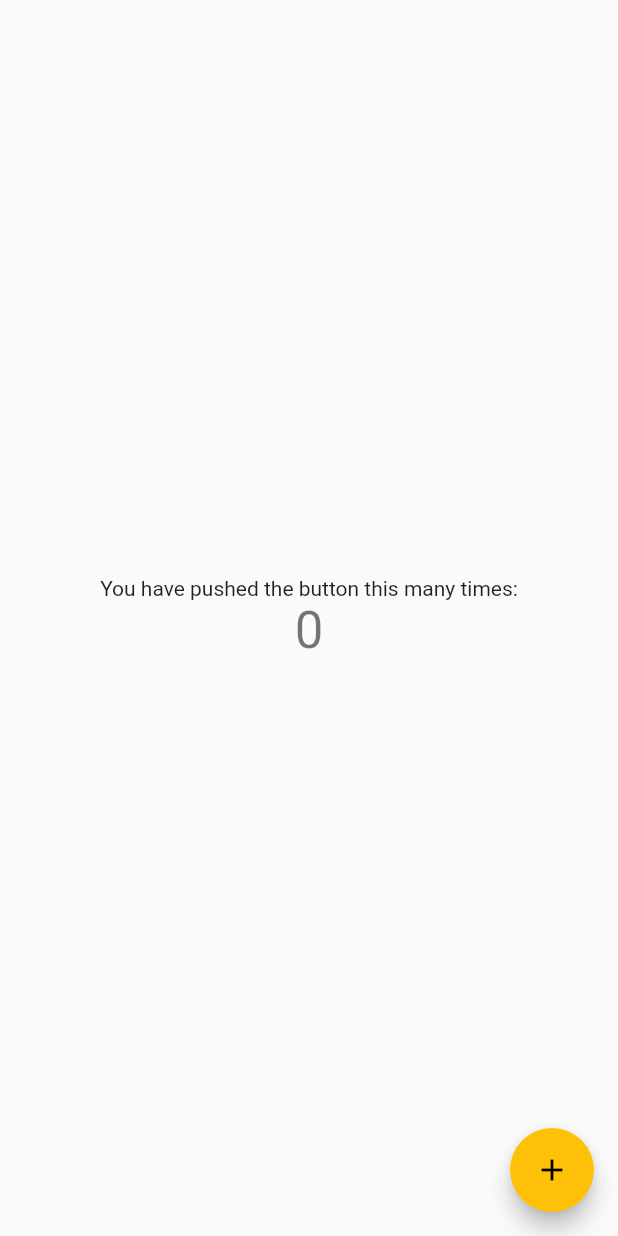
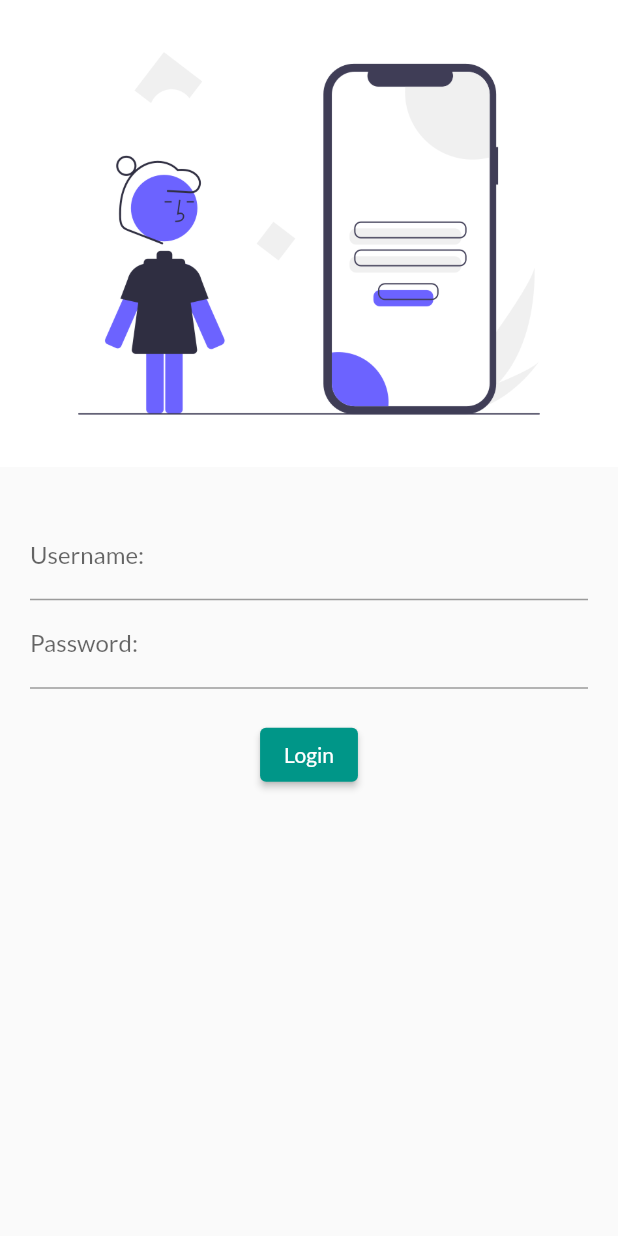
Before and after one commit to tahmid56/FlutterTutorial2, a Flutter app: the screen it shows after launch, on a phone screen of 412 x 824 dp. Run offline on Flutter 3.47's test engine with Material 2 defaults, Android fonts, the phone set to English and light mode, and no system bars; our stand-ins replace google_fonts.

Commit message:
day 4 completed

```diff
--- a/lib/main.dart
+++ b/lib/main.dart
@@ -1,4 +1,7 @@
 import 'package:flutter/material.dart';
+import 'package:google_fonts/google_fonts.dart';
+import 'package:tutorial2/pages/home_page.dart';
+import 'package:tutorial2/pages/login_page.dart';
 
 void main() {
   runApp(const MyApp());
@@ -7,59 +10,18 @@ void main() {
 class MyApp extends StatelessWidget {
   const MyApp({Key? key}) : super(key: key);
 
-  // This widget is the root of your application.
   @override
   Widget build(BuildContext context) {
     return MaterialApp(
-      title: 'Flutter Demo',
       theme: ThemeData(
-        primarySwatch: Colors.amber,
+        primarySwatch: Colors.teal,
+        fontFamily: GoogleFonts.lato().fontFamily,
       ),
-      home: const MyHomePage(title: 'Flutter Demo Home Page'),
+      initialRoute: "/",
+      routes: {
+        "/": (context) => LoginPage(),
+        "/home": (context) => Homepage(),
+      },
     );
   }
 }
-
-class MyHomePage extends StatefulWidget {
-  const MyHomePage({Key? key, required this.title}) : super(key: key);
-
-  final String title;
-
-  @override
-  State<MyHomePage> createState() => _MyHomePageState();
-}
-
-class _MyHomePageState extends State<MyHomePage> {
-  int _counter = 0;
-
-  void _incrementCounter() {
-    setState(() {
-      _counter++;
-    });
-  }
-
-  @override
-  Widget build(BuildContext context) {
-    return Scaffold(
-      body: Center(
-        child: Column(
-          mainAxisAlignment: MainAxisAlignment.center,
-          children: <Widget>[
-            const Text(
-              'You have pushed the button this many times:',
-            ),
-            Text(
-              '$_counter',
-              style: Theme.of(context).textTheme.headline4,
-            ),
-          ],
-        ),
-      ),
-      floatingActionButton: FloatingActionButton(
-        onPressed: _incrementCounter,
-        tooltip: 'Increment',
-        child: const Icon(Icons.add),
-      ), // This trailing comma makes auto-formatting nicer for build methods.
-    );
-  }
-}
--- /dev/null
+++ b/lib/pages/home_page.dart
@@ -0,0 +1,20 @@
+import 'package:flutter/material.dart';
+
+class Homepage extends StatelessWidget {
+  const Homepage({Key? key}) : super(key: key);
+
+  @override
+  Widget build(BuildContext context) {
+    String name = "Tahmid";
+
+    return Scaffold(
+      appBar: AppBar(
+        title: Text("Welcome $name"),
+      ),
+      body: Center(
+        child: Text('Hello $name'),
+      ),
+      drawer: Drawer(),
+    );
+  }
+}
--- /dev/null
+++ b/lib/pages/login_page.dart
@@ -0,0 +1,52 @@
+import 'package:flutter/material.dart';
+
+class LoginPage extends StatelessWidget {
+  const LoginPage({Key? key}) : super(key: key);
+
+  @override
+  Widget build(BuildContext context) {
+    return Material(
+      child: Column(
+        children: [
+          Image.asset(
+            "assets/images/login_icon.png",
+            fit: BoxFit.cover,
+          ),
+          SizedBox(
+            height: 20.0,
+          ),
+          Padding(
+            padding:
+                const EdgeInsets.symmetric(horizontal: 20.0, vertical: 10.0),
+            child: Column(
+              children: [
+                TextFormField(
+                  decoration: InputDecoration(
+                    hintText: "Enter Username",
+                    labelText: "Username:",
+                  ),
+                ),
+                TextFormField(
+                  obscureText: true,
+                  decoration: InputDecoration(
+                    hintText: "Enter Password",
+                    labelText: "Password:",
+                  ),
+                ),
+                SizedBox(
+                  height: 20.0,
+                ),
+                ElevatedButton(
+                  onPressed: () {
+                    print("Hello");
+                  },
+                  child: Text("Login"),
+                )
+              ],
+            ),
+          )
+        ],
+      ),
+    );
+  }
+}
```
Also changed, not shown: pubspec.yaml (+4 -5 lines), assets/images/login_icon.png (added), pubspec.lock.
